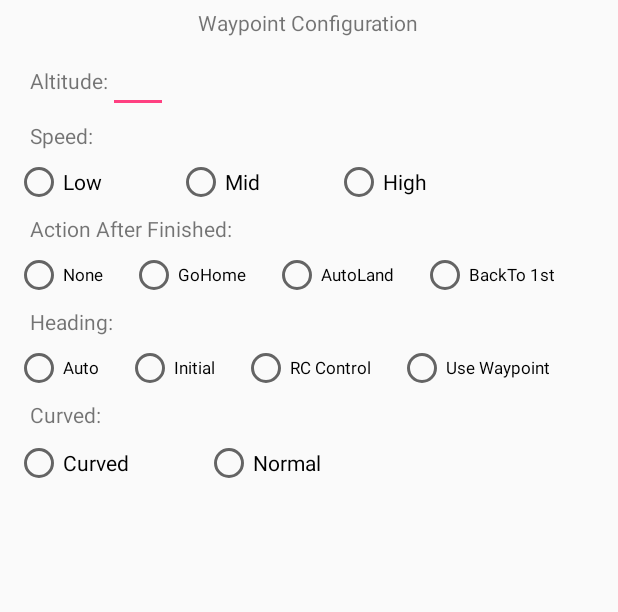
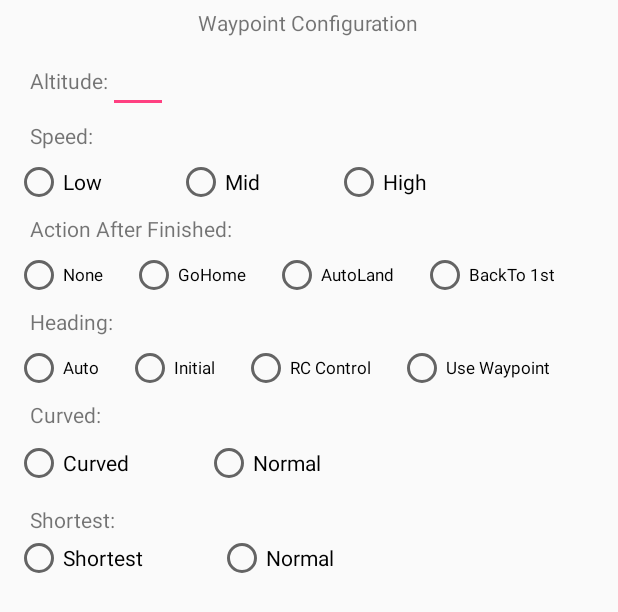
Before and after one commit to zhiyueyan/GSDemo3D, an Android app: the layout dialog_waypointsetting.xml on its own in the app's theme, with its tools: preview values and no code run, on a phone screen of 412 x 824 dp. Shown: the top 612 px of the screen. Run offline under Robolectric (Android 15) with nearby library versions, the phone set to English and light mode, and no system bars.

```diff
--- a/app/src/main/res/layout/dialog_waypointsetting.xml
+++ b/app/src/main/res/layout/dialog_waypointsetting.xml
@@ -258,6 +258,47 @@
                     android:visibility="invisible" />
             </LinearLayout>
 
+            <LinearLayout
+                android:layout_width="match_parent"
+                android:layout_height="wrap_content"
+                android:layout_marginLeft="10dp"
+                android:layout_marginRight="10dp"
+                android:layout_marginTop="5dp"
+                android:orientation="horizontal">
+
+                <TextView
+                    android:layout_width="wrap_content"
+                    android:layout_height="wrap_content"
+                    android:text="Shortest:" />
+            </LinearLayout>
+
+            <LinearLayout
+                android:layout_width="match_parent"
+                android:layout_height="wrap_content"
+                android:orientation="horizontal">
+
+                <RadioGroup
+                    android:id="@+id/shortest_or_normal"
+                    android:layout_width="wrap_content"
+                    android:layout_height="wrap_content"
+                    android:layout_gravity="center_vertical"
+                    android:orientation="horizontal">
+
+                    <RadioButton
+                        android:id="@+id/shortest"
+                        android:layout_width="wrap_content"
+                        android:layout_height="wrap_content"
+                        android:text="Shortest" />
+
+                    <RadioButton
+                        android:id="@+id/normal2"
+                        android:layout_width="wrap_content"
+                        android:layout_height="wrap_content"
+                        android:layout_marginStart="50dp"
+                        android:text="Normal" />
+                </RadioGroup>
+            </LinearLayout>
+
         </LinearLayout>
 
     </ScrollView>
```
Also changed, not shown: app/src/main/java/com/dji/GSDemo/GaodeMap/MainActivity.java (+54 -8 lines), app/src/main/java/com/dji/GSDemo/GaodeMap/Util.java (+5 -3 lines), app/src/main/java/com/dji/TSP/Tsp.java (added, +175 -0 lines), app/src/main/java/com/dji/TSP/TspEntrance.java (added, +26 -0 lines), 38 other files.
